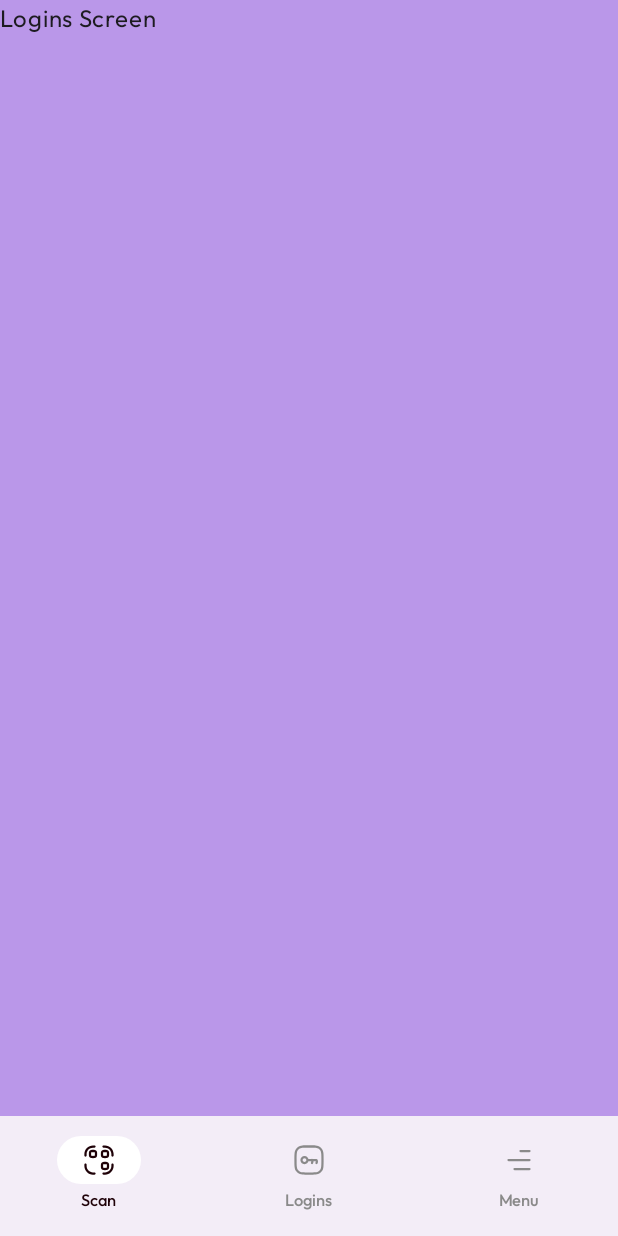
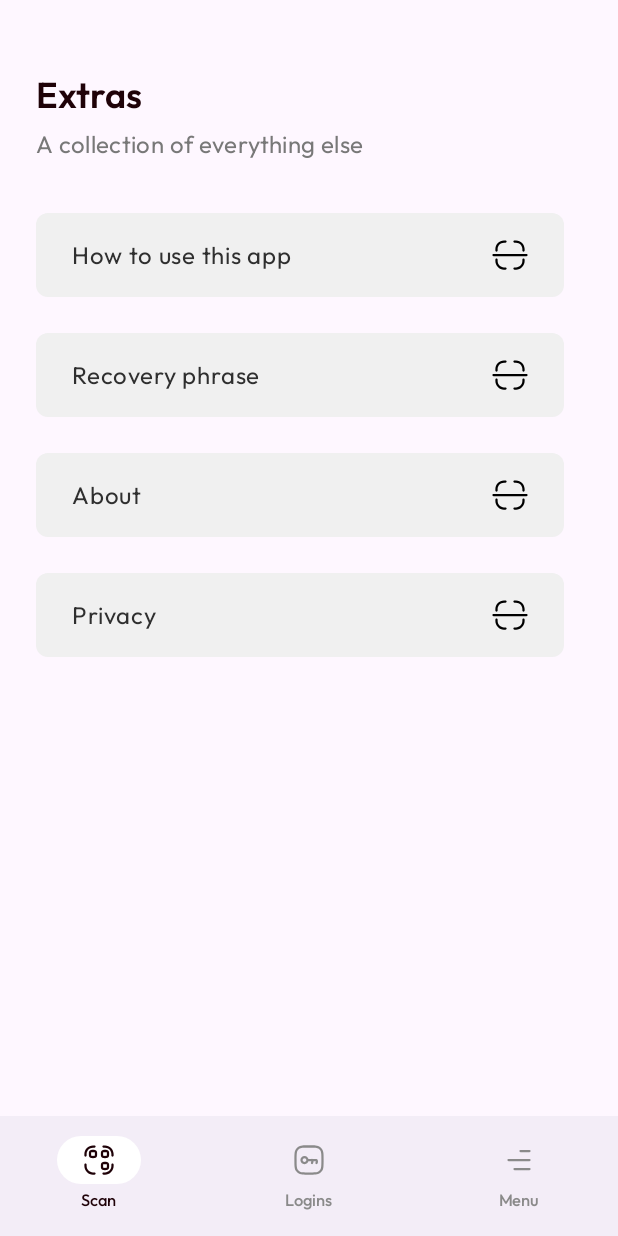
Before and after one commit to thunderbiscuit/gargoyle-seedauth, an Android app built with Jetpack Compose: the menu_screen screen opened through its navigation route, on a phone screen of 412 x 824 dp. Run offline under Robolectric (Android 15) with nearby library versions, the phone set to English and light mode, and no system bars; our stand-ins replace accompanist, constraintlayout-compose; libraries missing offline, so code that uses them is left out: androidx.camera.core, androidx.camera.lifecycle, androidx.camera.view, com.google.accompanist.navigation; 2 statements that could not run were skipped.

Commit message:
Add menu buttons to menu screen

```diff
--- a/app/src/main/java/com/goldenraven/gargoyle/ui/MenuScreen.kt
+++ b/app/src/main/java/com/goldenraven/gargoyle/ui/MenuScreen.kt
@@ -5,21 +5,127 @@
 
 package com.goldenraven.gargoyle.ui
 
-import androidx.compose.foundation.layout.fillMaxSize
-import androidx.compose.material3.Surface
-import androidx.compose.material3.Text
+import androidx.compose.foundation.layout.*
+import androidx.compose.foundation.shape.RoundedCornerShape
+import androidx.compose.material3.*
 import androidx.compose.runtime.Composable
 import androidx.compose.ui.Modifier
 import androidx.compose.ui.graphics.Color
+import androidx.compose.ui.res.painterResource
+import androidx.compose.ui.text.font.FontWeight
+import androidx.compose.ui.unit.dp
+import com.goldenraven.gargoyle.R
+import com.goldenraven.gargoyle.ui.theme.GargoyleTypography
 
 @Composable
 internal fun MenuScreen() {
-    Surface(
-        modifier = Modifier.fillMaxSize(),
-        color = Color(80, 0, 200, 100)
+    Column(
+        modifier = Modifier
+            .padding(top = 48.dp)
+            .fillMaxSize()
     ) {
+        // Title
         Text(
-            "Logins Screen"
+            text = "Extras",
+            style = GargoyleTypography.headlineSmall,
+            color = Color(0xff1f0208),
+            modifier = Modifier
+                .padding(start = 24.dp, end = 24.dp, bottom = 8.dp)
         )
+        Text(
+            text = "A collection of everything else",
+            style = GargoyleTypography.bodyMedium,
+            color = Color(0xff787878),
+            modifier = Modifier
+                .padding(start = 24.dp, end = 24.dp, bottom = 12.dp)
+        )
+
+        Button(
+            onClick = {},
+            colors = ButtonDefaults.buttonColors(containerColor = Color(0xfff0f0f0)),
+            shape = RoundedCornerShape(8.dp),
+            modifier = Modifier
+                .size(width = 400.dp, height = 80.dp)
+                .padding(start = 24.dp, end = 24.dp, top = 24.dp)
+        ) {
+            Text(
+                text = "How to use this app",
+                fontWeight = FontWeight.Normal,
+                color = Color(0xff2f2f2f)
+
+            )
+            Spacer(modifier = Modifier.weight(1f))
+            Icon(
+                painter = painterResource(id = R.drawable.hicon_scan_1),
+                contentDescription = "Scan icon",
+                tint = Color(0xff000000)
+            )
+        }
+
+        Button(
+            onClick = {},
+            colors = ButtonDefaults.buttonColors(containerColor = Color(0xfff0f0f0)),
+            shape = RoundedCornerShape(8.dp),
+            modifier = Modifier
+                .size(width = 400.dp, height = 80.dp)
+                .padding(start = 24.dp, end = 24.dp, top = 24.dp)
+        ) {
+            Text(
+                text = "Recovery phrase",
+                fontWeight = FontWeight.Normal,
+                color = Color(0xff2f2f2f)
+
+            )
+            Spacer(modifier = Modifier.weight(1f))
+            Icon(
+                painter = painterResource(id = R.drawable.hicon_scan_1),
+                contentDescription = "Scan icon",
+                tint = Color(0xff000000)
+            )
+        }
+
+        Button(
+            onClick = {},
+            colors = ButtonDefaults.buttonColors(containerColor = Color(0xfff0f0f0)),
+            shape = RoundedCornerShape(8.dp),
+            modifier = Modifier
+                .size(width = 400.dp, height = 80.dp)
+                .padding(start = 24.dp, end = 24.dp, top = 24.dp)
+        ) {
+            Text(
+                text = "About",
+                fontWeight = FontWeight.Normal,
+                color = Color(0xff2f2f2f)
+
+            )
+            Spacer(modifier = Modifier.weight(1f))
+            Icon(
+                painter = painterResource(id = R.drawable.hicon_scan_1),
+                contentDescription = "Scan icon",
+                tint = Color(0xff000000)
+            )
+        }
+
+        Button(
+            onClick = {},
+            colors = ButtonDefaults.buttonColors(containerColor = Color(0xfff0f0f0)),
+            shape = RoundedCornerShape(8.dp),
+            modifier = Modifier
+                .size(width = 400.dp, height = 80.dp)
+                .padding(start = 24.dp, end = 24.dp, top = 24.dp)
+        ) {
+            Text(
+                text = "Privacy",
+                fontWeight = FontWeight.Normal,
+                color = Color(0xff2f2f2f)
+
+            )
+            Spacer(modifier = Modifier.weight(1f))
+            Icon(
+                painter = painterResource(id = R.drawable.hicon_scan_1),
+                contentDescription = "Scan icon",
+                tint = Color(0xff000000)
+            )
+        }
     }
 }
```
